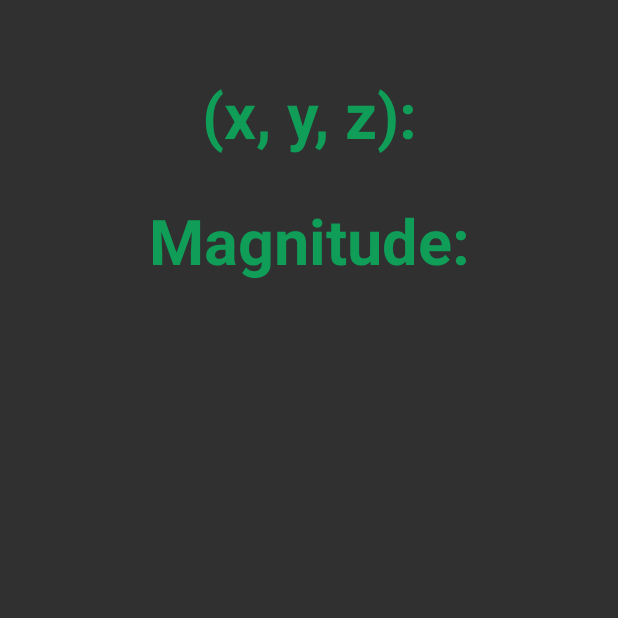
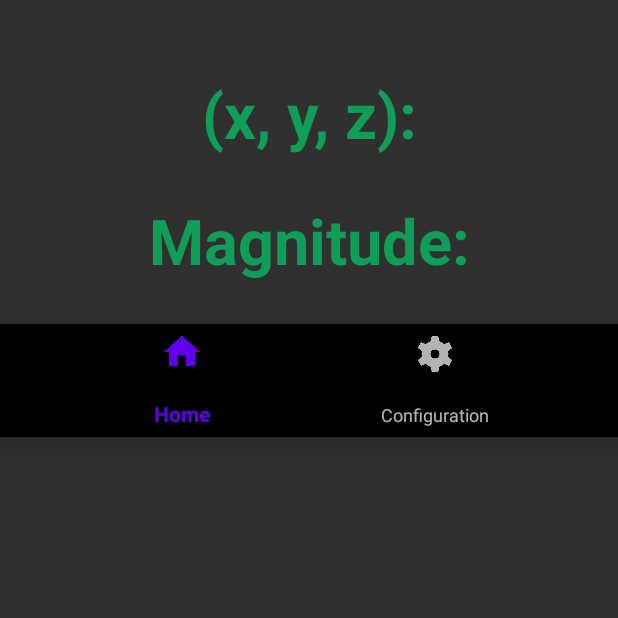
Before and after one commit to pulnara/android-fall-detection, an Android app: the screen it shows after launch (MainActivity), on a phone screen of 412 x 824 dp, the top half of it. Run offline under Robolectric (Android 15) with nearby library versions, the phone set to English and light mode, and no system bars.

Commit message:
add basic sms message after fall

```diff
--- a/app/src/main/AndroidManifest.xml
+++ b/app/src/main/AndroidManifest.xml
@@ -1,6 +1,7 @@
 <?xml version="1.0" encoding="utf-8"?>
 <manifest xmlns:android="http://schemas.android.com/apk/res/android"
     package="com.example.androidfalldetection">
+    <uses-permission android:name="android.permission.SEND_SMS" />
 
     <uses-feature android:name="android.hardware.sensor.accelerometer" android:required="true"/>
     <uses-feature android:name="android.hardware.sensor.gyroscope" android:required="true"/>
--- a/app/src/main/java/com/example/androidfalldetection/MainActivity.kt
+++ b/app/src/main/java/com/example/androidfalldetection/MainActivity.kt
@@ -1,21 +1,48 @@
 package com.example.androidfalldetection
 
+import android.Manifest
+import android.content.pm.PackageManager
 import android.os.Bundle
 import androidx.appcompat.app.AppCompatActivity
+import androidx.core.app.ActivityCompat
+import androidx.core.content.ContextCompat
+import androidx.fragment.app.Fragment
+import com.google.android.material.bottomnavigation.BottomNavigationView
 import kotlinx.android.synthetic.main.activity_main.*
+import kotlinx.android.synthetic.main.fragment_fall_detection.*
 
 
 class MainActivity : AppCompatActivity() {
     // create variables of the two class
     private var accelerometer: Accelerometer? = null
     private val fallDetector: FallDetector = FallDetector()
+    private val configuration: Configuration = Configuration()
+    private lateinit var bottomNavigationView: BottomNavigationView
     override fun onCreate(savedInstanceState: Bundle?) {
         super.onCreate(savedInstanceState)
+
+        if (ContextCompat.checkSelfPermission(this, Manifest.permission.SEND_SMS)
+            != PackageManager.PERMISSION_GRANTED
+        ) {
+            ActivityCompat.requestPermissions(
+                this,
+                arrayOf(Manifest.permission.SEND_SMS),
+                1
+            )
+        }
         setContentView(R.layout.activity_main)
-        supportFragmentManager.beginTransaction().apply {
-            replace(R.id.fallDetectionFragment, fallDetector)
-            commit()
+        setFragment(fallDetector)
+
+        bottomNavigationView = findViewById(R.id.bottomNavigationView)
+        bottomNavigationView.setOnNavigationItemSelectedListener {
+            when (it.itemId) {
+                R.id.home ->setFragment(fallDetector)
+                R.id.configuration -> setFragment(configuration)
+            }
+
+            true
         }
+
         // instantiate them with this as context
         accelerometer = Accelerometer(this)
         // create a listener for accelerometer
@@ -24,10 +51,10 @@ class MainActivity : AppCompatActivity() {
             override fun onTranslation(tx: Float, ty: Float, ts: Float) {
                 //Log.i("ACCELEROMETER", "($tx, $ty, $ts)")
                 val coordinatesAsString = "($tx, $ty, $ts)"
-                xyz.text = coordinatesAsString
+                xyz?.text = coordinatesAsString
                 // set the color red if the device moves in positive x axis
                 val accelerometerData = AccelerometerData(tx, ty, ts)
-                magnitude.text = accelerometerData.countAcceleration().toString()
+                magnitude?.text = accelerometerData.countAcceleration().toString()
                 fallDetector.detectFall(accelerometerData)
             }
         })
@@ -51,4 +78,10 @@ class MainActivity : AppCompatActivity() {
         // both the sensors to unregister
         accelerometer!!.unregister()
     }
+
+    private fun setFragment(fragment: Fragment) =
+        supportFragmentManager.beginTransaction().apply {
+            replace(R.id.fallDetectionFragment, fragment)
+            commit()
+        }
 }
--- a/app/src/main/res/layout/activity_main.xml
+++ b/app/src/main/res/layout/activity_main.xml
@@ -12,54 +12,13 @@
         android:layout_width="match_parent"
         android:layout_height="wrap_content"/>
 
-    <TextView
+    <com.google.android.material.bottomnavigation.BottomNavigationView
+        android:id="@+id/bottomNavigationView"
         android:layout_width="match_parent"
-        android:layout_height="wrap_content"
-        android:text="@string/x_y_z"
-        android:textAlignment="center"
-        android:textColor="#0F9D58"
-        android:textSize="42sp"
-        android:textStyle="bold"
+        android:layout_height="75dp"
         app:layout_constraintBottom_toBottomOf="parent"
-        app:layout_constraintLeft_toLeftOf="parent"
-        app:layout_constraintRight_toRightOf="parent"
-        app:layout_constraintTop_toTopOf="parent" />
-
-    <TextView
-        android:id="@+id/xyz"
-        android:layout_width="match_parent"
-        android:layout_height="wrap_content"
-        android:textAlignment="center"
-        android:textSize="20sp"
-        android:textStyle="bold"
-        app:layout_constraintBottom_toBottomOf="parent"
-        app:layout_constraintLeft_toLeftOf="parent"
-        app:layout_constraintRight_toRightOf="parent"
-        app:layout_constraintTop_toTopOf="parent" />
-
-    <TextView
-        android:layout_width="match_parent"
-        android:layout_height="wrap_content"
-        android:text="@string/magnitude"
-        android:textAlignment="center"
-        android:textColor="#0F9D58"
-        android:textSize="42sp"
-        android:textStyle="bold"
-        app:layout_constraintBottom_toBottomOf="parent"
-        app:layout_constraintLeft_toLeftOf="parent"
-        app:layout_constraintRight_toRightOf="parent"
-        app:layout_constraintTop_toTopOf="parent" />
-
-    <TextView
-        android:id="@+id/magnitude"
-        android:layout_width="match_parent"
-        android:layout_height="wrap_content"
-        android:textAlignment="center"
-        android:textSize="20sp"
-        android:textStyle="bold"
-        app:layout_constraintBottom_toBottomOf="parent"
-        app:layout_constraintLeft_toLeftOf="parent"
-        app:layout_constraintRight_toRightOf="parent"
-        app:layout_constraintTop_toTopOf="parent" />
+        app:layout_constraintEnd_toEndOf="parent"
+        app:layout_constraintHorizontal_bias="0.5"
+        app:menu="@layout/bottom_navigation" />
 
 </LinearLayout>
--- a/app/src/main/res/layout/fragment_fall_detection.xml
+++ b/app/src/main/res/layout/fragment_fall_detection.xml
@@ -1,5 +1,6 @@
 <?xml version="1.0" encoding="utf-8"?>
 <LinearLayout xmlns:android="http://schemas.android.com/apk/res/android"
+    xmlns:app="http://schemas.android.com/apk/res-auto"
     android:orientation="vertical"
     android:layout_width="match_parent"
     android:layout_height="match_parent">
@@ -15,4 +16,54 @@
         android:backgroundTint="@android:color/holo_red_dark"
         android:textStyle="bold"/>
 
+    <TextView
+        android:layout_width="match_parent"
+        android:layout_height="wrap_content"
+        android:text="@string/x_y_z"
+        android:textAlignment="center"
+        android:textColor="#0F9D58"
+        android:textSize="42sp"
+        android:textStyle="bold"
+        app:layout_constraintBottom_toBottomOf="parent"
+        app:layout_constraintLeft_toLeftOf="parent"
+        app:layout_constraintRight_toRightOf="parent"
+        app:layout_constraintTop_toTopOf="parent" />
+
+    <TextView
+        android:id="@+id/xyz"
+        android:layout_width="match_parent"
+        android:layout_height="wrap_content"
+        android:textAlignment="center"
+        android:textSize="20sp"
+        android:textStyle="bold"
+        app:layout_constraintBottom_toBottomOf="parent"
+        app:layout_constraintLeft_toLeftOf="parent"
+        app:layout_constraintRight_toRightOf="parent"
+        app:layout_constraintTop_toTopOf="parent" />
+
+    <TextView
+        android:layout_width="match_parent"
+        android:layout_height="wrap_content"
+        android:text="@string/magnitude"
+        android:textAlignment="center"
+        android:textColor="#0F9D58"
+        android:textSize="42sp"
+        android:textStyle="bold"
+        app:layout_constraintBottom_toBottomOf="parent"
+        app:layout_constraintLeft_toLeftOf="parent"
+        app:layout_constraintRight_toRightOf="parent"
+        app:layout_constraintTop_toTopOf="parent" />
+
+    <TextView
+        android:id="@+id/magnitude"
+        android:layout_width="match_parent"
+        android:layout_height="wrap_content"
+        android:textAlignment="center"
+        android:textSize="20sp"
+        android:textStyle="bold"
+        app:layout_constraintBottom_toBottomOf="parent"
+        app:layout_constraintLeft_toLeftOf="parent"
+        app:layout_constraintRight_toRightOf="parent"
+        app:layout_constraintTop_toTopOf="parent" />
+
 </LinearLayout>
--- a/app/src/main/res/values/strings.xml
+++ b/app/src/main/res/values/strings.xml
@@ -3,4 +3,8 @@
     <string name="false_alarm">FALSE ALARM!</string>
     <string name="x_y_z">(x, y, z):</string>
     <string name="magnitude">Magnitude:</string>
+    <string name="save">Save</string>
+    <string name="phone_number">Phone number:</string>
+    <string name="home">Home</string>
+    <string name="config">Configuration</string>
 </resources>
```
Also changed, not shown: app/src/main/java/com/example/androidfalldetection/Configuration.kt (added, +64 -0 lines), app/src/main/java/com/example/androidfalldetection/Constants.kt (added, +8 -0 lines), app/src/main/java/com/example/androidfalldetection/FallDetector.kt (+34 -1 lines), app/src/main/res/layout/bottom_navigation.xml (added, +14 -0 lines), app/src/main/res/layout/configuration.xml (added, +45 -0 lines), app/src/main/res/drawable/home.png (added), app/src/main/res/drawable/settings.png (added).
